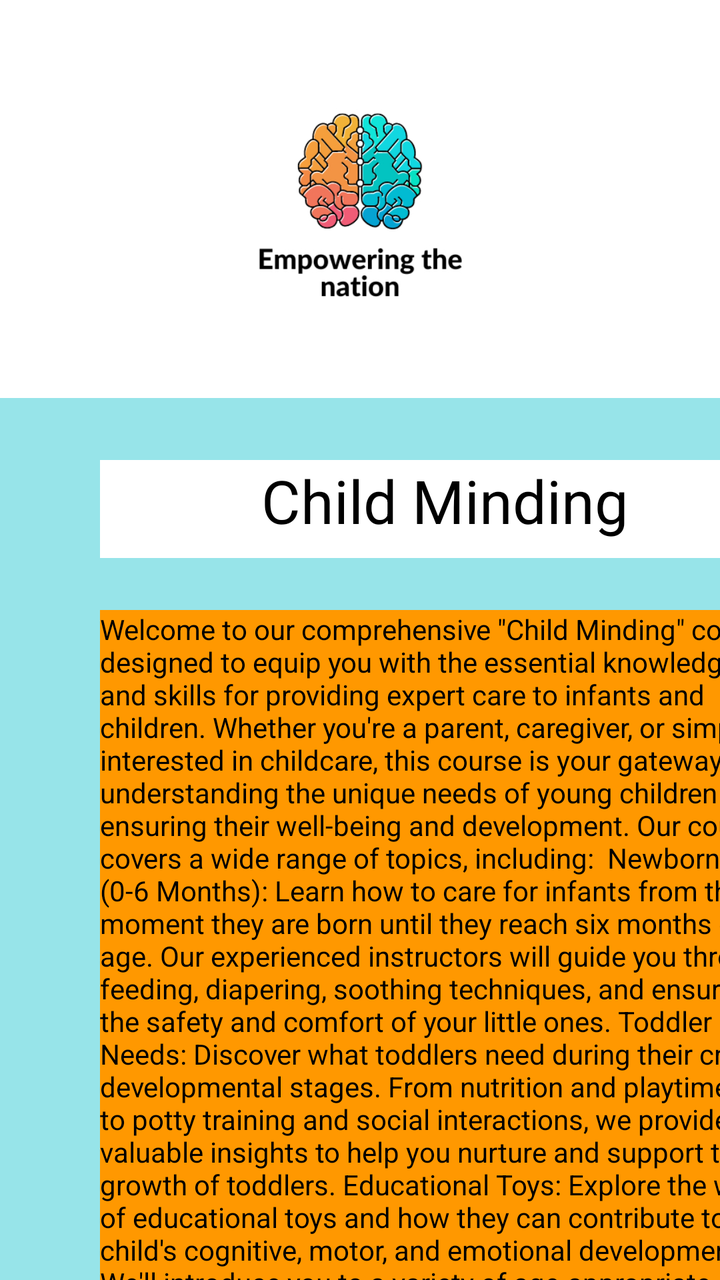
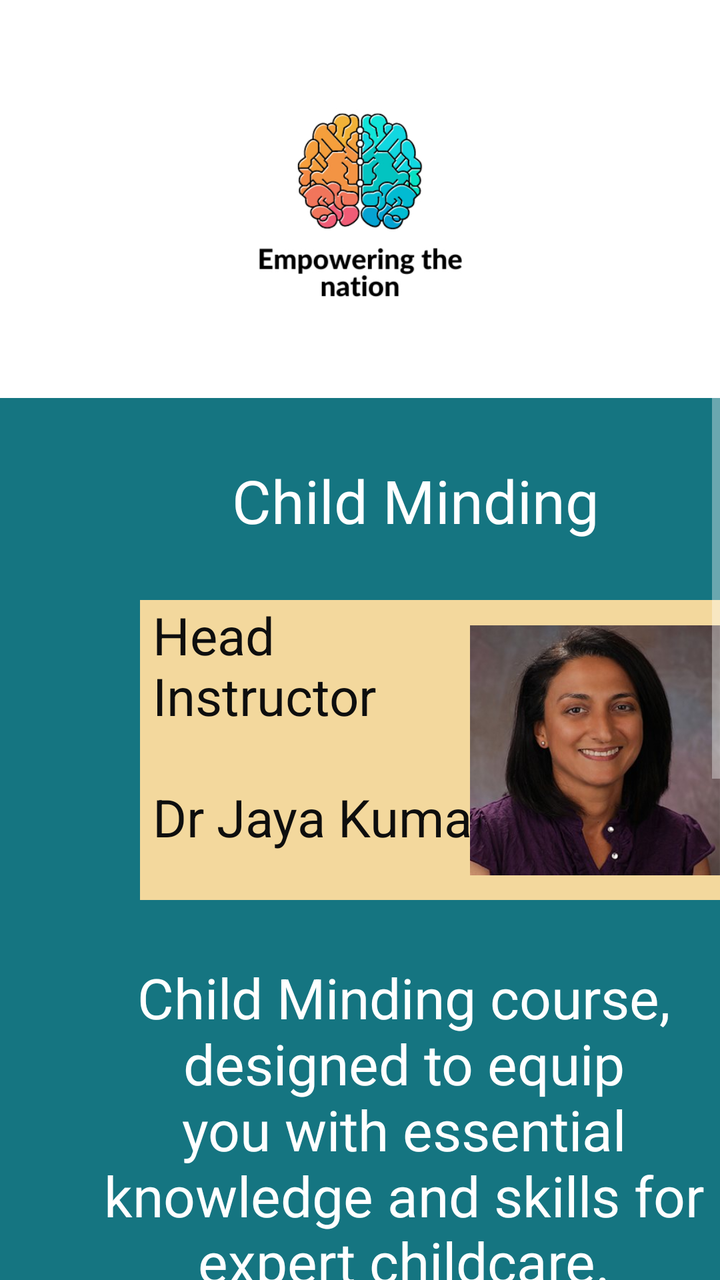

Two renders of the same Android screen: before a commit and after it. Below are the layout's source before the change and the commit's diff.
<!-- AndroidManifest.xml: application theme Theme.AppCompat -->
<!-- res/layout/activity_child_minding.xml -->
<?xml version="1.0" encoding="utf-8"?>
<ScrollView xmlns:android="http://schemas.android.com/apk/res/android"
    xmlns:app="http://schemas.android.com/apk/res-auto"
    xmlns:tools="http://schemas.android.com/tools"
    android:id="@+id/scrollView2"
    android:layout_width="match_parent"
    android:layout_height="match_parent"
    android:background="#97E4E9"
    android:fillViewport="true"
    app:layout_constraintBottom_toBottomOf="parent"
    app:layout_constraintEnd_toEndOf="parent"
    app:layout_constraintHorizontal_bias="0.0"
    app:layout_constraintStart_toStartOf="parent"
    app:layout_constraintTop_toTopOf="parent"
    app:layout_constraintVertical_bias="1.0">
    <RelativeLayout
        android:layout_width="match_parent"
        android:layout_height="match_parent"
        android:background="#FFFFFF"
        tools:context=".ChildMinding">

        <FrameLayout
            android:id="@+id/container"
            android:layout_width="match_parent"
            android:layout_height="match_parent"
            android:background="#97e4e9">


            <ImageView
                android:id="@+id/imageViewL2"
                android:layout_width="match_parent"
                android:layout_height="199dp"
                android:background="#FFFFFF"
                android:layout_gravity="top"
                app:srcCompat="@drawable/thumbnail_img_7280"
                android:contentDescription="TODO" />

            <TextView
                android:id="@+id/textViewChildMinding"
                android:layout_width="348dp"
                android:layout_height="49dp"
                android:layout_marginLeft="50dp"
                android:layout_marginTop="230dp"
                android:background="#FFFF"
                android:text="           Child Minding"
                android:textColor="#000000"
                android:textSize="30sp" />

            <TextView
                android:id="@+id/textViewInformation2"
                android:layout_width="348dp"
                android:layout_height="669dp"
                android:layout_marginLeft="50dp"
                android:layout_marginTop="305dp"
                android:background="#FF9800"
                android:text="Welcome to our comprehensive &quot;Child Minding&quot; course, designed to equip you with the essential knowledge and skills for providing expert care to infants and children. Whether you're a parent, caregiver, or simply interested in childcare, this course is your gateway to understanding the unique needs of young children and ensuring their well-being and development. Our course covers a wide range of topics, including:  Newborn Care (0-6 Months): Learn how to care for infants from the moment they are born until they reach six months of age. Our experienced instructors will guide you through feeding, diapering, soothing techniques, and ensuring the safety and comfort of your little ones. Toddler Needs: Discover what toddlers need during their crucial developmental stages. From nutrition and playtime to potty training and social interactions, we provide valuable insights to help you nurture and support the growth of toddlers. Educational Toys: Explore the world of educational toys and how they can contribute to a child's cognitive, motor, and emotional development. We'll introduce you to a variety of age-appropriate toys and guide you on selecting the best options for different age groups. Our sessions are held with your convenience in mind, running from 9:00 am to 11:00 am every Monday, Wednesday, and Friday. Our passionate and knowledgeable instructors are dedicated to sharing their expertise and practical advice to ensure that you can provide the best possible care for children. Whether you're a new parent seeking guidance or a caregiver looking to enhance your childcare skills, our &quot;Child Minding&quot; course offers a supportive and educational environment to help you become a confident and capable caregiver. Join us on this journey to create a safe, nurturing, and educational environment for the children in your care. Enroll today and make a positive impact on the lives of the little ones you cherish. Fees: R750"
                android:textColor="#000000"
                android:textSize="14sp" />
            <ImageView
                android:id="@+id/imageViewBaby"
                android:layout_width="193dp"
                android:layout_height="182dp"
                android:layout_marginLeft="50dp"
                android:layout_marginTop="960dp"
                android:background="#FF9800"
                app:srcCompat="@drawable/baby" />
            <ImageView
                android:id="@+id/imageViewChild"
                android:layout_width="160dp"
                android:layout_height="182dp"
                android:layout_marginLeft="240dp"
                android:layout_marginTop="960dp"
                android:background="#FF9800"
                app:srcCompat="@drawable/child_minding_2" />

            <ImageView
                android:id="@+id/imageViewChildren"
                android:layout_width="188dp"
                android:layout_height="182dp"
                android:layout_marginLeft="50dp"
                android:layout_marginTop="1110dp"
                android:background="#FF9800"
                app:srcCompat="@drawable/children" />
            <ImageView
                android:id="@+id/imageViewMinding"
                android:layout_width="160dp"
                android:layout_height="182dp"
                android:layout_marginLeft="240dp"
                android:layout_marginTop="1110dp"
                android:background="#FF9800"
                app:srcCompat="@drawable/child_minding_3" />


            <TextView
                android:id="@+id/textViewInstruct"
                android:layout_width="345dp"
                android:layout_height="49dp"
                android:layout_marginLeft="50dp"
                android:layout_marginTop="1362dp"
                android:background="#4CAF50"
                android:text="        Instructor Profiles"
                android:textColor="#FFFF"
                android:textSize="30sp"
                tools:ignore="TextContrastCheck" />

            <ImageView
                android:id="@+id/imageViewJaya"
                android:layout_width="345dp"
                android:layout_height="182dp"
                android:layout_marginLeft="50dp"
                android:layout_marginTop="1412dp"
                android:background="#4CAF50"
                app:srcCompat="@drawable/jaya_kumar_cm1_" />

            <TextView
                android:id="@+id/textViewKumar"
                android:layout_width="345dp"
                android:layout_height="180dp"
                android:layout_marginLeft="50dp"
                android:layout_marginTop="1596dp"
                android:background="#4CAF50"
                android:text='Dr. Jaya Kumar Dr. Jaya Kumar is a highly experienced pediatric nurse with over 15 years of expertise in caring for infants and children. She holds a Ph.D. in Child Development, making her exceptionally knowledgeable about child behavior, emotional development, and the unique needs of different age groups. Dr. Kumar is dedicated to teaching parents and caregivers the essential skills required to provide expert care to young children. Her passion for child well-being and her compassionate approach to teaching make her an invaluable asset to our "Child Minding" course.'
                android:textColor="#FFFF"
                android:textSize="12sp"
                tools:ignore="TextContrastCheck" />

            <ImageView
                android:id="@+id/imageViewThompson"
                android:layout_width="345dp"
                android:layout_height="182dp"
                android:layout_marginLeft="50dp"
                android:layout_marginTop="1778dp"
                android:background="#4CAF50"
                app:srcCompat="@drawable/sarah_thompson_cm2_" />

            <TextView
                android:id="@+id/textViewSarah"
                android:layout_width="345dp"
                android:layout_height="180dp"
                android:layout_marginLeft="50dp"
                android:layout_marginTop="1960dp"
                android:background="#4CAF50"
                android:text="Sarah Thompson Sarah Thompson is a certified Early Childhood Educator with a specialization in child behavior. With a background in child psychology, she brings a wealth of knowledge in understanding and guiding children through their crucial developmental stages. Sarah is not only an exceptional teacher but also a mother, giving her a unique perspective that resonates with both parents and caregivers. Her insights on creating nurturing environments for children are invaluable, and she is dedicated to helping course participants develop the skills needed to foster a child's physical, emotional, and intellectual growth."
                android:textColor="#FFFF"
                android:textSize="12sp"
                tools:ignore="TextContrastCheck" />

            <ImageView
                android:id="@+id/imageViewJohnson"
                android:layout_width="346dp"
                android:layout_height="182dp"
                android:layout_marginLeft="50dp"
                android:layout_marginTop="2137dp"
                android:background="#4CAF50"
                app:srcCompat="@drawable/mark_johnson_cm3_" />

            <TextView
                android:id="@+id/textViewMark"
                android:layout_width="347dp"
                android:layout_height="180dp"
                android:layout_marginLeft="50dp"
                android:layout_marginTop="2320dp"
                android:background="#4CAF50"
                android:text="Mark Johnson Mark Johnson is a child safety and nutrition expert with extensive experience in childproofing homes and providing guidance on nutrition for children of all ages. As a parent himself, he understands the importance of ensuring a safe and healthy environment for young ones. Mark's practical approach to child safety and nutrition is a cornerstone of our &quot;Child Minding&quot; course. He equips participants with the knowledge and tools needed to create a secure and nourishing space for children, promoting their overall well-being and development."
                android:textColor="#FFFF"
                android:textSize="12sp"
                tools:ignore="TextContrastCheck" />

            <TextView
                android:id="@+id/textViewTesti"
                android:layout_width="347dp"
                android:layout_height="60dp"
                android:layout_marginLeft="50dp"
                android:layout_marginTop="2580dp"
                android:background="#FF9800"
                android:text="      Student Testimonies"
                android:textColor="#000"
                android:textSize="30sp"
                tools:ignore="TextContrastCheck" />

            <TextView
                android:id="@+id/textViewTestimony4"
                android:layout_width="347dp"
                android:layout_height="180dp"
                android:layout_marginLeft="50dp"
                android:layout_marginTop="2640dp"
                android:background="#FF9800"
                android:text='"As a new parent, I was overwhelmed with the responsibilities of caring for my infant. This course was a game-changer for me. I learned essential skills, from diapering to soothing techniques, and now I feel confident in providing the best care for my little one. Highly recommend!"  - Maria A.'
                android:textColor="#000"
                android:textSize="16sp"
                tools:ignore="TextContrastCheck" />

            <TextView
                android:id="@+id/textViewTestimony5"
                android:layout_width="345dp"
                android:layout_height="180dp"
                android:layout_marginLeft="50dp"
                android:layout_marginTop="2820dp"
                android:background="#FF9800"
                android:text="&quot;The 'Child Minding' course was a fantastic resource for me as a caregiver. It provided in-depth insights into the needs of toddlers, which helped me create a nurturing environment for the children I look after. The practical advice from experienced instructors was invaluable.&quot;  -Susan D."
                android:textColor="#000"
                android:textSize="16sp"
                tools:ignore="TextContrastCheck" />

            <TextView
                android:id="@+id/textViewTestimony6"
                android:layout_width="344dp"
                android:layout_height="180dp"
                android:layout_marginLeft="50dp"
                android:layout_marginTop="3000dp"
                android:background="#FF9800"
                android:text="&quot;I joined this course to enhance my knowledge of child development and educational toys. It exceeded my expectations! I now understand the importance of age-appropriate toys and how they contribute to a child's growth. This course has been a great investment in my childcare skills.&quot;  - Thami N."
                android:textColor="#000"
                android:textSize="16sp"
                tools:ignore="TextContrastCheck" />

        </FrameLayout>


        <com.google.android.material.bottomnavigation.BottomNavigationView
            android:id="@+id/bottomNav"
            android:layout_width="match_parent"
            android:layout_height="60dp"
            android:layout_alignParentBottom="true"
            android:layout_marginBottom="20dp"
            android:background="#FF9800"
            android:scrollIndicators="left"
            app:itemTextColor="#0C0B0B"
            app:layout_constraintBottom_toBottomOf="parent"
            app:layout_constraintEnd_toEndOf="parent"
            app:layout_constraintHorizontal_bias="0.5"
            app:layout_constraintStart_toStartOf="parent"
            app:menu="@menu/nav_menu" />
    </RelativeLayout>

</ScrollView>
<!-- resources referenced by this layout -->
<resources>
  <!-- drawable baby: jpg bitmap (drawable, 79872 bytes) -->
  <!-- drawable child_minding_2: jpg bitmap (drawable, 10507 bytes) -->
  <!-- drawable child_minding_3: jpg bitmap (drawable, 112566 bytes) -->
  <!-- drawable children: jpg bitmap (drawable, 9914 bytes) -->
  <!-- drawable jaya_kumar_cm1_: jpg bitmap (drawable, 18053 bytes) -->
  <!-- drawable mark_johnson_cm3_: jpg bitmap (drawable, 18757 bytes) -->
  <!-- drawable sarah_thompson_cm2_: jpg bitmap (drawable, 5980 bytes) -->
  <!-- drawable thumbnail_img_7280: jpg bitmap (drawable, 73812 bytes) -->
</resources>

<!-- the commit's change to res/layout/activity_child_minding.xml (unified diff, before → after) -->
@@ -19,203 +19,96 @@
         android:background="#FFFFFF"
         tools:context=".ChildMinding">
 
+
         <FrameLayout
             android:id="@+id/container"
             android:layout_width="match_parent"
             android:layout_height="match_parent"
-            android:background="#97e4e9">
+            android:background="#157581">
 
 
             <ImageView
                 android:id="@+id/imageViewL2"
                 android:layout_width="match_parent"
                 android:layout_height="199dp"
+                android:layout_gravity="top"
                 android:background="#FFFFFF"
-                android:layout_gravity="top"
-                app:srcCompat="@drawable/thumbnail_img_7280"
-                android:contentDescription="TODO" />
+                android:contentDescription="TODO"
+                app:srcCompat="@drawable/thumbnail_img_7280" />
 
             <TextView
                 android:id="@+id/textViewChildMinding"
-                android:layout_width="348dp"
-                android:layout_height="49dp"
+                android:layout_width="301dp"
+                android:layout_height="59dp"
                 android:layout_marginLeft="50dp"
                 android:layout_marginTop="230dp"
-                android:background="#FFFF"
-                android:text="           Child Minding"
-                android:textColor="#000000"
+                android:text="         Child Minding"
+                android:textColor="#FFFFFF"
                 android:textSize="30sp" />
 
             <TextView
-                android:id="@+id/textViewInformation2"
-                android:layout_width="348dp"
-                android:layout_height="669dp"
+                android:id="@+id/textView5"
+                android:layout_width="304dp"
+                android:layout_height="wrap_content"
                 android:layout_marginLeft="50dp"
-                android:layout_marginTop="305dp"
-                android:background="#FF9800"
-                android:text="Welcome to our comprehensive &quot;Child Minding&quot; course, designed to equip you with the essential knowledge and skills for providing expert care to infants and children. Whether you're a parent, caregiver, or simply interested in childcare, this course is your gateway to understanding the unique needs of young children and ensuring their well-being and development. Our course covers a wide range of topics, including:  Newborn Care (0-6 Months): Learn how to care for infants from the moment they are born until they reach six months of age. Our experienced instructors will guide you through feeding, diapering, soothing techniques, and ensuring the safety and comfort of your little ones. Toddler Needs: Discover what toddlers need during their crucial developmental stages. From nutrition and playtime to potty training and social interactions, we provide valuable insights to help you nurture and support the growth of toddlers. Educational Toys: Explore the world of educational toys and how they can contribute to a child's cognitive, motor, and emotional development. We'll introduce you to a variety of age-appropriate toys and guide you on selecting the best options for different age groups. Our sessions are held with your convenience in mind, running from 9:00 am to 11:00 am every Monday, Wednesday, and Friday. Our passionate and knowledgeable instructors are dedicated to sharing their expertise and practical advice to ensure that you can provide the best possible care for children. Whether you're a new parent seeking guidance or a caregiver looking to enhance your childcare skills, our &quot;Child Minding&quot; course offers a supportive and educational environment to help you become a confident and capable caregiver. Join us on this journey to create a safe, nurturing, and educational environment for the children in your care. Enroll today and make a positive impact on the lives of the little ones you cherish. Fees: R750"
-                android:textColor="#000000"
-                android:textSize="14sp" />
+                android:layout_marginTop="480dp"
+
+                android:text="Child Minding course, designed to equip you with essential knowledge and skills for expert childcare."
+                android:textAlignment="center"
+                android:textColor="#FFFFFF"
+                android:textSize="28sp" />
+
             <ImageView
                 android:id="@+id/imageViewBaby"
-                android:layout_width="193dp"
-                android:layout_height="182dp"
-                android:layout_marginLeft="50dp"
-                android:layout_marginTop="960dp"
-                android:background="#FF9800"
+                android:layout_width="200dp"
+                android:layout_height="180dp"
+                android:layout_marginLeft="100dp"
+                android:layout_marginTop="650dp"
                 app:srcCompat="@drawable/baby" />
-            <ImageView
-                android:id="@+id/imageViewChild"
-                android:layout_width="160dp"
-                android:layout_height="182dp"
-                android:layout_marginLeft="240dp"
-                android:layout_marginTop="960dp"
-                android:background="#FF9800"
-                app:srcCompat="@drawable/child_minding_2" />
+
+            <TextView
+                android:id="@+id/textView7"
+                android:layout_width="340dp"
+                android:layout_height="150dp"
+                android:layout_marginLeft="70dp"
+                android:layout_marginTop="300dp"
+                android:background="#f3d89d"
+                android:text=" Head\n Instructor \n \n Dr Jaya Kumar"
+                android:textAlignment="textStart"
+                android:textColor="#0E0E0E"
+                android:textSize="26sp" />
 
             <ImageView
-                android:id="@+id/imageViewChildren"
-                android:layout_width="188dp"
-                android:layout_height="182dp"
-                android:layout_marginLeft="50dp"
-                android:layout_marginTop="1110dp"
-                android:background="#FF9800"
-                app:srcCompat="@drawable/children" />
-            <ImageView
-                android:id="@+id/imageViewMinding"
-                android:layout_width="160dp"
-                android:layout_height="182dp"
-                android:layout_marginLeft="240dp"
-                android:layout_marginTop="1110dp"
-                android:background="#FF9800"
-                app:srcCompat="@drawable/child_minding_3" />
-
-
-            <TextView
-                android:id="@+id/textViewInstruct"
-                android:layout_width="345dp"
-                android:layout_height="49dp"
-                android:layout_marginLeft="50dp"
-                android:layout_marginTop="1362dp"
-                android:background="#4CAF50"
-                android:text="        Instructor Profiles"
-                android:textColor="#FFFF"
-                android:textSize="30sp"
-                tools:ignore="TextContrastCheck" />
-
-            <ImageView
-                android:id="@+id/imageViewJaya"
-                android:layout_width="345dp"
-                android:layout_height="182dp"
-                android:layout_marginLeft="50dp"
-                android:layout_marginTop="1412dp"
-                android:background="#4CAF50"
+                android:id="@+id/imageView12"
+                android:layout_width="wrap_content"
+                android:layout_height="150dp"
+                android:layout_marginLeft="235dp"
+                android:layout_marginTop="300dp"
                 app:srcCompat="@drawable/jaya_kumar_cm1_" />
 
             <TextView
-                android:id="@+id/textViewKumar"
-                android:layout_width="345dp"
-                android:layout_height="180dp"
-                android:layout_marginLeft="50dp"
-                android:layout_marginTop="1596dp"
-                android:background="#4CAF50"
-                android:text='Dr. Jaya Kumar Dr. Jaya Kumar is a highly experienced pediatric nurse with over 15 years of expertise in caring for infants and children. She holds a Ph.D. in Child Development, making her exceptionally knowledgeable about child behavior, emotional development, and the unique needs of different age groups. Dr. Kumar is dedicated to teaching parents and caregivers the essential skills required to provide expert care to young children. Her passion for child well-being and her compassionate approach to teaching make her an invaluable asset to our "Child Minding" course.'
-                android:textColor="#FFFF"
-                android:textSize="12sp"
-                tools:ignore="TextContrastCheck" />
+                android:id="@+id/textView10"
+                android:layout_width="228dp"
+                android:layout_height="82dp"
+                android:layout_marginLeft="80dp"
+                android:layout_marginTop="850dp"
+                android:text="Fees: \nR750"
+                android:textAlignment="center"
+                android:textColor="#FFFFFF"
+                android:textSize="32sp" />
 
-            <ImageView
-                android:id="@+id/imageViewThompson"
-                android:layout_width="345dp"
-                android:layout_height="182dp"
-                android:layout_marginLeft="50dp"
-                android:layout_marginTop="1778dp"
-                android:background="#4CAF50"
-                app:srcCompat="@drawable/sarah_thompson_cm2_" />
+            <Button
+                android:id="@+id/buttonBook"
+                android:layout_width="200dp"
+                android:layout_height="92dp"
+                android:layout_marginLeft="90dp"
+                android:layout_marginTop="960dp"
+                android:text="Book Now!"
+                android:textColor="#4CAF50"
+                android:textSize="24sp" />
 
-            <TextView
-                android:id="@+id/textViewSarah"
-                android:layout_width="345dp"
-                android:layout_height="180dp"
-                android:layout_marginLeft="50dp"
-                android:layout_marginTop="1960dp"
-                android:background="#4CAF50"
-                android:text="Sarah Thompson Sarah Thompson is a certified Early Childhood Educator with a specialization in child behavior. With a background in child psychology, she brings a wealth of knowledge in understanding and guiding children through their crucial developmental stages. Sarah is not only an exceptional teacher but also a mother, giving her a unique perspective that resonates with both parents and caregivers. Her insights on creating nurturing environments for children are invaluable, and she is dedicated to helping course participants develop the skills needed to foster a child's physical, emotional, and intellectual growth."
-                android:textColor="#FFFF"
-                android:textSize="12sp"
-                tools:ignore="TextContrastCheck" />
-
-            <ImageView
-                android:id="@+id/imageViewJohnson"
-                android:layout_width="346dp"
-                android:layout_height="182dp"
-                android:layout_marginLeft="50dp"
-                android:layout_marginTop="2137dp"
-                android:background="#4CAF50"
-                app:srcCompat="@drawable/mark_johnson_cm3_" />
-
-            <TextView
-                android:id="@+id/textViewMark"
-                android:layout_width="347dp"
-                android:layout_height="180dp"
-                android:layout_marginLeft="50dp"
-                android:layout_marginTop="2320dp"
-                android:background="#4CAF50"
-                android:text="Mark Johnson Mark Johnson is a child safety and nutrition expert with extensive experience in childproofing homes and providing guidance on nutrition for children of all ages. As a parent himself, he understands the importance of ensuring a safe and healthy environment for young ones. Mark's practical approach to child safety and nutrition is a cornerstone of our &quot;Child Minding&quot; course. He equips participants with the knowledge and tools needed to create a secure and nourishing space for children, promoting their overall well-being and development."
-                android:textColor="#FFFF"
-                android:textSize="12sp"
-                tools:ignore="TextContrastCheck" />
-
-            <TextView
-                android:id="@+id/textViewTesti"
-                android:layout_width="347dp"
-                android:layout_height="60dp"
-                android:layout_marginLeft="50dp"
-                android:layout_marginTop="2580dp"
-                android:background="#FF9800"
-                android:text="      Student Testimonies"
-                android:textColor="#000"
-                android:textSize="30sp"
-                tools:ignore="TextContrastCheck" />
-
-            <TextView
-                android:id="@+id/textViewTestimony4"
-                android:layout_width="347dp"
-                android:layout_height="180dp"
-                android:layout_marginLeft="50dp"
-                android:layout_marginTop="2640dp"
-                android:background="#FF9800"
-                android:text='"As a new parent, I was overwhelmed with the responsibilities of caring for my infant. This course was a game-changer for me. I learned essential skills, from diapering to soothing techniques, and now I feel confident in providing the best care for my little one. Highly recommend!"  - Maria A.'
-                android:textColor="#000"
-                android:textSize="16sp"
-                tools:ignore="TextContrastCheck" />
-
-            <TextView
-                android:id="@+id/textViewTestimony5"
-                android:layout_width="345dp"
-                android:layout_height="180dp"
-                android:layout_marginLeft="50dp"
-                android:layout_marginTop="2820dp"
-                android:background="#FF9800"
-                android:text="&quot;The 'Child Minding' course was a fantastic resource for me as a caregiver. It provided in-depth insights into the needs of toddlers, which helped me create a nurturing environment for the children I look after. The practical advice from experienced instructors was invaluable.&quot;  -Susan D."
-                android:textColor="#000"
-                android:textSize="16sp"
-                tools:ignore="TextContrastCheck" />
-
-            <TextView
-                android:id="@+id/textViewTestimony6"
-                android:layout_width="344dp"
-                android:layout_height="180dp"
-                android:layout_marginLeft="50dp"
-                android:layout_marginTop="3000dp"
-                android:background="#FF9800"
-                android:text="&quot;I joined this course to enhance my knowledge of child development and educational toys. It exceeded my expectations! I now understand the importance of age-appropriate toys and how they contribute to a child's growth. This course has been a great investment in my childcare skills.&quot;  - Thami N."
-                android:textColor="#000"
-                android:textSize="16sp"
-                tools:ignore="TextContrastCheck" />
 
         </FrameLayout>
-
 
         <com.google.android.material.bottomnavigation.BottomNavigationView
             android:id="@+id/bottomNav"
<!-- resource entries referenced after the edit -->
@@ -1,12 +1,7 @@
 <!-- resources referenced by this layout -->
 <resources>
   <!-- drawable baby: jpg bitmap (drawable, 79872 bytes) -->
-  <!-- drawable child_minding_2: jpg bitmap (drawable, 10507 bytes) -->
-  <!-- drawable child_minding_3: jpg bitmap (drawable, 112566 bytes) -->
-  <!-- drawable children: jpg bitmap (drawable, 9914 bytes) -->
   <!-- drawable jaya_kumar_cm1_: jpg bitmap (drawable, 18053 bytes) -->
-  <!-- drawable mark_johnson_cm3_: jpg bitmap (drawable, 18757 bytes) -->
-  <!-- drawable sarah_thompson_cm2_: jpg bitmap (drawable, 5980 bytes) -->
   <!-- drawable thumbnail_img_7280: jpg bitmap (drawable, 73812 bytes) -->
 </resources>
 
